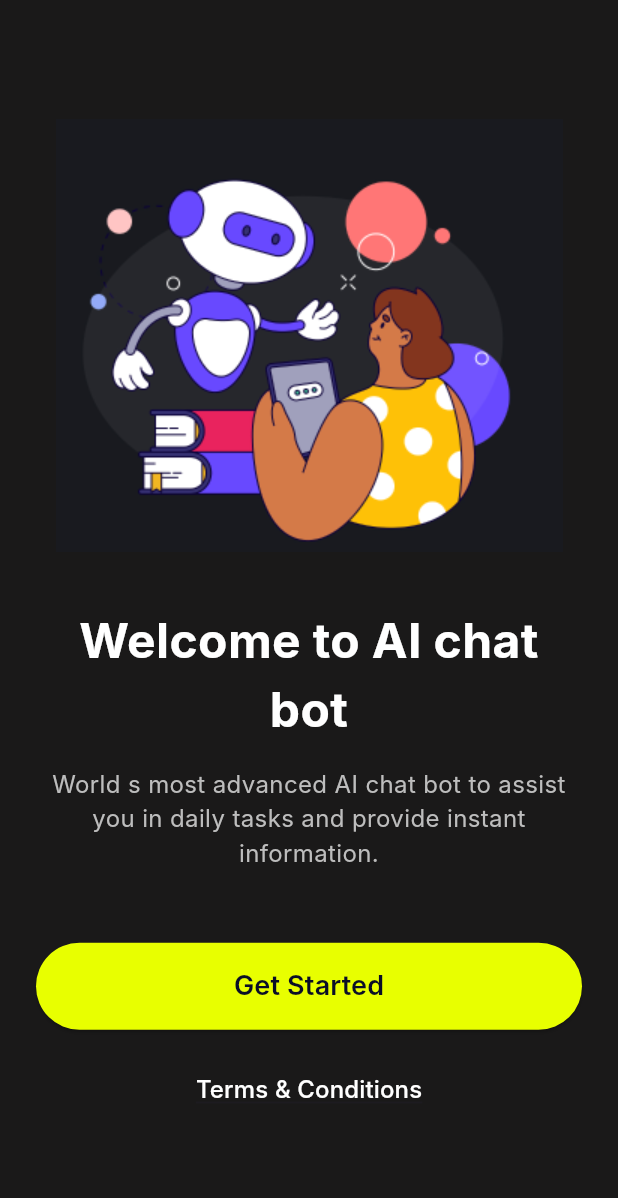
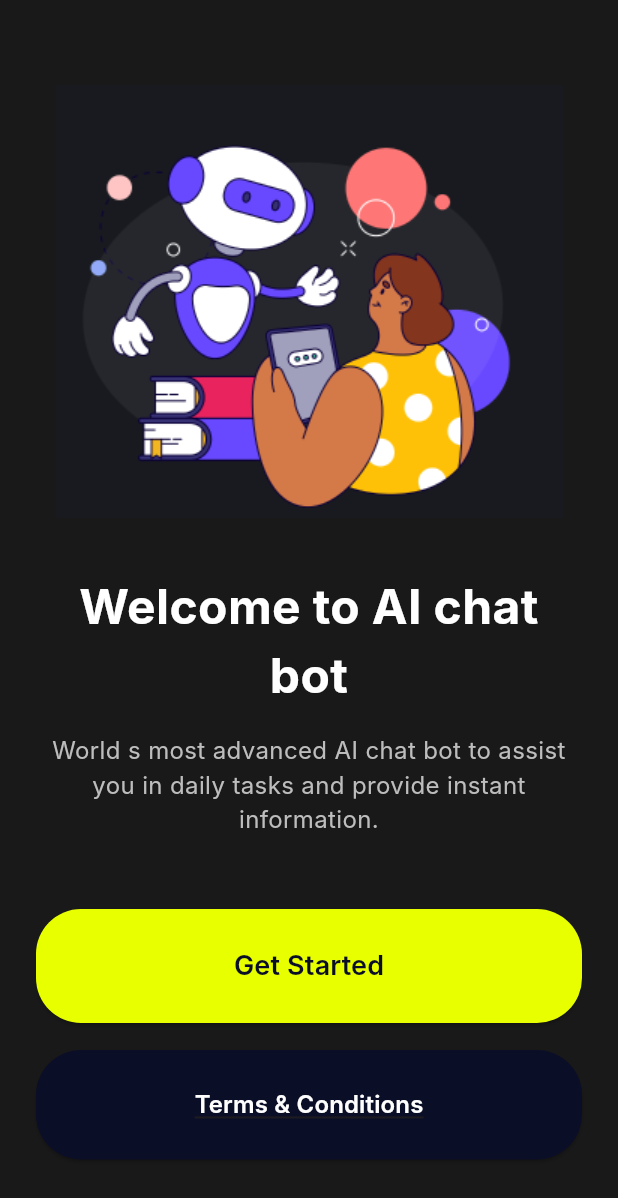
Before and after one commit to UtkarshShukla706/Flutter-App, a Flutter app: the screen it shows after launch, on a phone screen of 412 x 824 dp. Shown: the top 1198 px of the screen. Run offline on Flutter 3.47's test engine with Material 3 defaults, Android fonts, the phone set to English and light mode, and no system bars; our stand-ins replace cloud_firestore, device_preview_plus, firebase_auth, firebase_core, random_string, shared_preferences; accounts and stored records are empty; Roboto replaces fonts that are missing (Inter).

Commit message:
changing the ui for the elevated button in the coverpage for the terms and conditions

```diff
--- a/lib/pages/coverpage.dart
+++ b/lib/pages/coverpage.dart
@@ -56,7 +56,7 @@ class _CoverpageState extends State<Coverpage> {
                   shape: RoundedRectangleBorder(
                     borderRadius: BorderRadius.circular(30.0),
                   ),
-                  padding: EdgeInsets.symmetric(vertical: 16.0),
+                  padding: EdgeInsets.symmetric(vertical: 25.0),
                 ),
                 onPressed: () {
                   Navigator.pushReplacement(context, MaterialPageRoute(builder: (context)=>SignIn()));
@@ -66,19 +66,26 @@ class _CoverpageState extends State<Coverpage> {
                   style: TextStyle(fontSize: 18.0, fontWeight: FontWeight.w600),
                 ),
               ),
-              SizedBox(height: 16.0),
+              SizedBox(height: 18.0),
 
               // 5. Terms & Conditions
-              TextButton(
+              ElevatedButton(
+                 style: ElevatedButton.styleFrom(
+                  foregroundColor: Colors.white, backgroundColor: const Color(0xFF0A0E27),
+                  shape: RoundedRectangleBorder(
+                    borderRadius: BorderRadius.circular(30.0),
+                  ),
+                  padding: EdgeInsets.symmetric(vertical: 25.0),
+                ),
                 onPressed: () {
                 Navigator.pushReplacement(context,MaterialPageRoute(builder: (context)=>Terms()));
                 },
                 child: Text(
                   'Terms & Conditions',
                   style: TextStyle(
-                    color: Colors.white,
+
                     fontSize: 16.0,
-                    fontWeight: FontWeight.w500,
+                    fontWeight: FontWeight.w600,
                     decoration: TextDecoration.underline,
                   ),
                 ),
```
